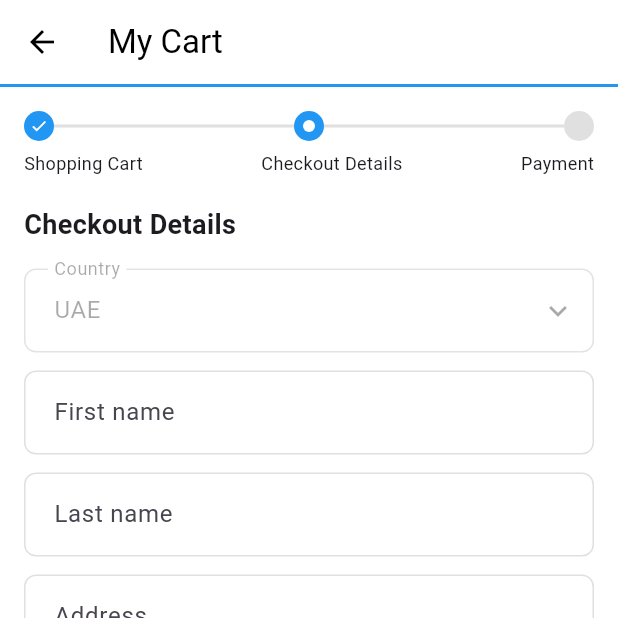
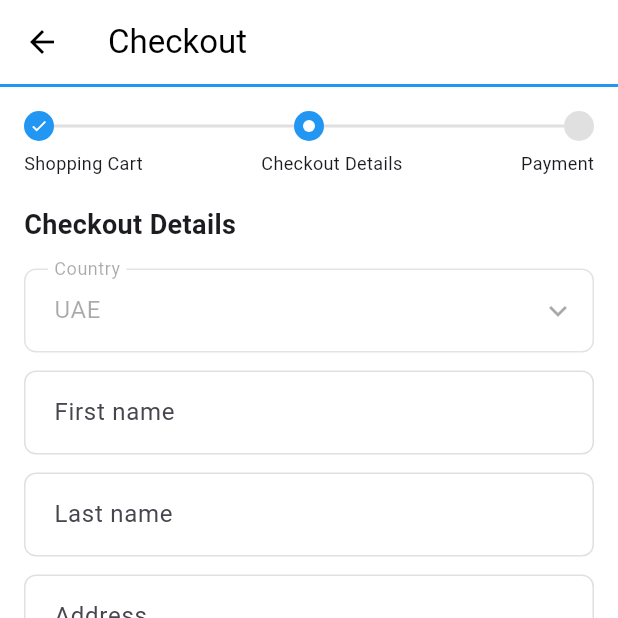
Before and after one commit to bibsbadji/appli_mobile, a Flutter app: the CheckoutDetailsPage screen opened directly, on a phone screen of 412 x 824 dp, the top half of it. Run offline on Flutter 3.47's test engine with Material 3 defaults, Android fonts, the phone set to English and light mode, and no system bars.

Commit message:
reajustation des boutons

```diff
--- a/lib/src/ui/screens/supply/checkout_details_page.dart
+++ b/lib/src/ui/screens/supply/checkout_details_page.dart
@@ -39,7 +39,7 @@ class _CheckoutDetailsPageState extends State<CheckoutDetailsPage> {
       backgroundColor: Colors.white,
 
       appBar: AppBar(
-        title: const Text('My Cart', style: TextStyle(color: Colors.black)),
+        title: const Text('Checkout', style: TextStyle(color: Colors.black)),
         backgroundColor: Colors.white,
         elevation: 0,
         iconTheme: const IconThemeData(color: Colors.black),
@@ -123,6 +123,7 @@ class _CheckoutDetailsPageState extends State<CheckoutDetailsPage> {
                   children: [
                     Checkbox(
                       value: saveInfo,
+                      activeColor: Colors.blue,
                       onChanged: (v) {
                         setState(() => saveInfo = v ?? false);
                       },
@@ -155,7 +156,7 @@ class _CheckoutDetailsPageState extends State<CheckoutDetailsPage> {
                     Expanded(
                       child: ElevatedButton.icon(
                         onPressed: () {
-                          Navigator.pushNamed(context, checkout);
+                          Navigator.pushNamed(context, payment);
                         },
                         icon: const Icon(Icons.arrow_forward, color: Colors.white),
                         label: const Text('Continue to Payment',style: TextStyle(color: Colors.white),),
--- a/lib/src/ui/screens/supply/payment_page.dart
+++ b/lib/src/ui/screens/supply/payment_page.dart
@@ -7,7 +7,7 @@ class PaymentPage extends StatelessWidget {
   Widget build(BuildContext context) {
     return Scaffold(
       appBar: AppBar(
-        title: const Text('Checkout', style: TextStyle(color: Colors.black)),
+        title: const Text('Payment', style: TextStyle(color: Colors.black)),
         backgroundColor: Colors.white,
         elevation: 0,
         iconTheme: const IconThemeData(color: Colors.black),
```
Also changed, not shown: lib/src/ui/widgets/forms/product_card/product_card.dart (line endings or trailing spaces).
